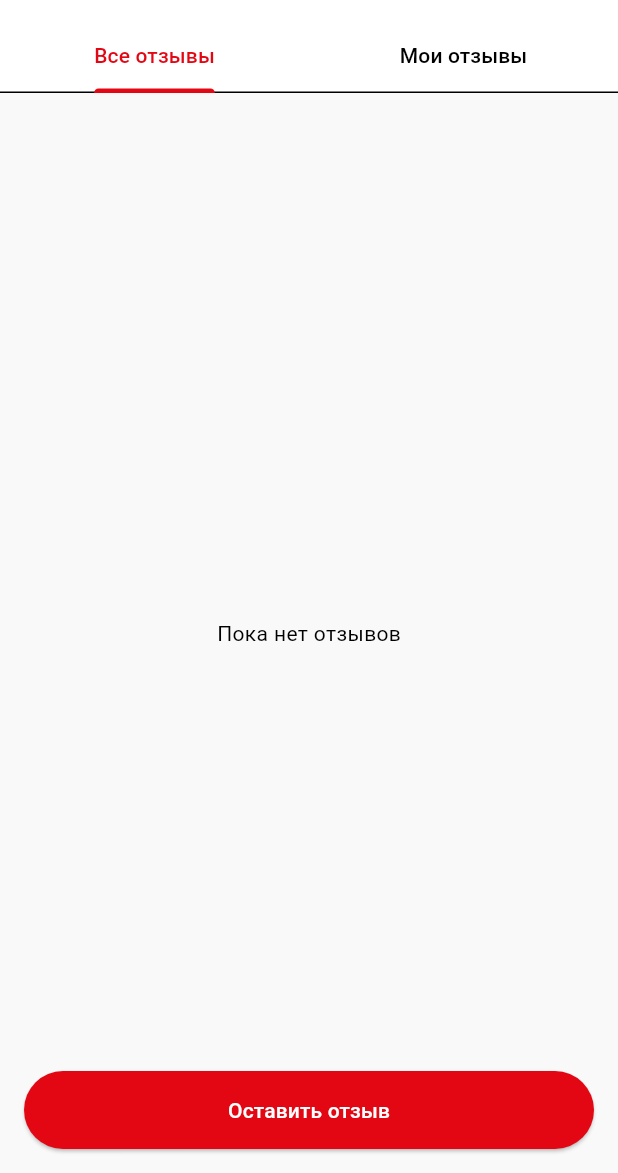
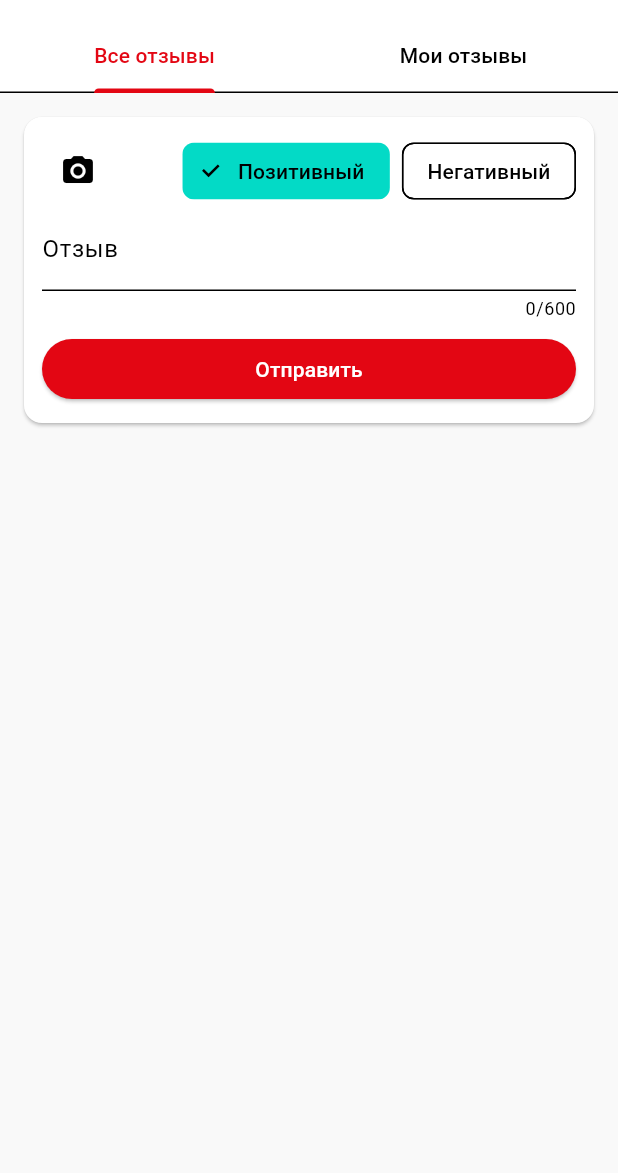
Before and after one commit to pangedza/pangedza_delivery, a Flutter app: the ReviewsScreen screen opened directly, on a phone screen of 412 x 824 dp, the part 63-1236 px from its top. Run offline on Flutter 3.47's test engine with Material 3 defaults, Android fonts, the light colour scheme and no system bars; our stand-ins replace flutter_dotenv, geocoding, google_maps_flutter, image_picker, mask_text_input_formatter, scrollable_positioned_list and 2 more; missing offline and left inert: excel; accounts and stored records are empty.

Commit message:
feat(reviews): redesign screen with Supabase

```diff
--- a/lib/screens/reviews/reviews_screen.dart
+++ b/lib/screens/reviews/reviews_screen.dart
@@ -3,9 +3,11 @@ import '../../widgets/app_drawer.dart';
 import '../../models/review.dart';
 import '../../widgets/reviews/review_card.dart';
 import '../../widgets/reviews/review_form_modal.dart';
+import '../../widgets/reviews/review_form.dart';
 import '../../widgets/reviews/report_review_dialog.dart';
 import '../../services/reviews_service.dart';
 import 'package:supabase_flutter/supabase_flutter.dart';
+import 'dart:typed_data';
 
 class ReviewsScreen extends StatefulWidget {
   const ReviewsScreen({super.key});
@@ -76,27 +78,18 @@ class _ReviewsScreenState extends State<ReviewsScreen>
     });
   }
 
-  void _openForm() {
-    showModalBottomSheet(
-      context: context,
-      isScrollControlled: true,
-      builder: (_) => ReviewFormModal(onSubmit: _addReview),
-    );
-  }
-
-  Future<void> _addReview(Review review) async {
+  Future<void> _addReview(Review review, Uint8List? image) async {
     final userId = Supabase.instance.client.auth.currentUser?.id;
     if (userId != null) {
       // debug print before saving review
       print('Отправляем отзыв: ${review.toMap()}');
-      await ReviewsService().addReview(review, userId);
+      await ReviewsService().addReview(review, userId, photo: image);
       await _loadAll();
       if (_myLoaded) await _loadMy();
       if (mounted) {
         ScaffoldMessenger.of(context)
             .showSnackBar(const SnackBar(content: Text('Спасибо! Отзыв добавлен')));
       }
-      if (mounted) Navigator.pop(context, review);
     } else {
       if (mounted) {
         ScaffoldMessenger.of(context).showSnackBar(
@@ -115,7 +108,7 @@ class _ReviewsScreenState extends State<ReviewsScreen>
           final user = Supabase.instance.client.auth.currentUser;
           if (user != null) {
             print('Отправляем отзыв: ${r.toMap()}');
-            await ReviewsService().addReview(r, user.id);
+            await ReviewsService().addReview(r, user.id, photo: null);
             if (context.mounted) Navigator.pop(context, r);
           } else {
             if (context.mounted) {
@@ -255,15 +248,19 @@ class _ReviewsScreenState extends State<ReviewsScreen>
           children: [
             _loadingAll
                 ? const Center(child: CircularProgressIndicator())
-                : sortedAll.isEmpty
-                    ? const Center(child: Text('Пока нет отзывов'))
-                    : ListView.builder(
-                        itemCount: sortedAll.length,
-                        itemBuilder: (context, i) => ReviewCard(
-                          review: sortedAll[i],
-                          onReport: () => _report(sortedAll[i]),
-                        ),
-                      ),
+                : ListView.builder(
+                    itemCount: sortedAll.length + 1,
+                    itemBuilder: (context, i) {
+                      if (i == 0) {
+                        return ReviewForm(onSubmit: _addReview);
+                      }
+                      final review = sortedAll[i - 1];
+                      return ReviewCard(
+                        review: review,
+                        onReport: () => _report(review),
+                      );
+                    },
+                  ),
             _loadingMy
                 ? const Center(child: CircularProgressIndicator())
                 : sortedMy.isEmpty
@@ -274,22 +271,6 @@ class _ReviewsScreenState extends State<ReviewsScreen>
                       ),
           ],
         ),
-        floatingActionButtonLocation: FloatingActionButtonLocation.centerFloat,
-        floatingActionButton: Padding(
-          padding: const EdgeInsets.symmetric(horizontal: 16),
-          child: SizedBox(
-            width: double.infinity,
-            child: ElevatedButton(
-              style: ElevatedButton.styleFrom(
-                backgroundColor: const Color(0xFFE30613),
-                foregroundColor: Colors.white,
-                padding: const EdgeInsets.symmetric(vertical: 16),
-              ),
-              onPressed: _openForm,
-              child: const Text('Оставить отзыв'),
-            ),
-          ),
-        ),
       ),
     );
   }
--- /dev/null
+++ b/lib/widgets/reviews/review_form.dart
@@ -0,0 +1,116 @@
+import 'dart:typed_data';
+import 'dart:io';
+
+import 'package:flutter/material.dart';
+import 'package:image_picker/image_picker.dart';
+
+import '../../models/review.dart';
+
+class ReviewForm extends StatefulWidget {
+  final void Function(Review review, Uint8List? image) onSubmit;
+  const ReviewForm({super.key, required this.onSubmit});
+
+  @override
+  State<ReviewForm> createState() => _ReviewFormState();
+}
+
+class _ReviewFormState extends State<ReviewForm> {
+  final _controller = TextEditingController();
+  bool _positive = true;
+  final _picker = ImagePicker();
+  XFile? _image;
+
+  @override
+  void dispose() {
+    _controller.dispose();
+    super.dispose();
+  }
+
+  Future<void> _pickImage() async {
+    final res = await _picker.pickImage(source: ImageSource.gallery);
+    if (res != null) setState(() => _image = res);
+  }
+
+  Future<void> _submit() async {
+    final text = _controller.text.trim();
+    if (text.isEmpty) return;
+    final review = Review(
+      id: DateTime.now().millisecondsSinceEpoch.toString(),
+      userName: 'Вы',
+      text: text,
+      rating: _positive ? 5 : 1,
+      createdAt: DateTime.now(),
+      photoUrl: null,
+    );
+    final bytes = _image != null ? await _image!.readAsBytes() : null;
+    widget.onSubmit(review, bytes);
+    setState(() {
+      _controller.clear();
+      _image = null;
+      _positive = true;
+    });
+  }
+
+  @override
+  Widget build(BuildContext context) {
+    return Card(
+      margin: const EdgeInsets.all(16),
+      child: Padding(
+        padding: const EdgeInsets.all(12),
+        child: Column(
+          crossAxisAlignment: CrossAxisAlignment.start,
+          children: [
+            Row(
+              children: [
+                IconButton(
+                  onPressed: _pickImage,
+                  icon: const Icon(Icons.camera_alt),
+                ),
+                if (_image != null)
+                  Padding(
+                    padding: const EdgeInsets.only(left: 8),
+                    child: Image.file(
+                      File(_image!.path),
+                      width: 40,
+                      height: 40,
+                      fit: BoxFit.cover,
+                    ),
+                  ),
+                const Spacer(),
+                ChoiceChip(
+                  label: const Text('Позитивный'),
+                  selected: _positive,
+                  onSelected: (_) => setState(() => _positive = true),
+                ),
+                const SizedBox(width: 8),
+                ChoiceChip(
+                  label: const Text('Негативный'),
+                  selected: !_positive,
+                  onSelected: (_) => setState(() => _positive = false),
+                ),
+              ],
+            ),
+            TextField(
+              controller: _controller,
+              maxLength: 600,
+              maxLines: null,
+              decoration: const InputDecoration(labelText: 'Отзыв'),
+            ),
+            const SizedBox(height: 8),
+            SizedBox(
+              width: double.infinity,
+              child: ElevatedButton(
+                onPressed: _submit,
+                style: ElevatedButton.styleFrom(
+                  backgroundColor: const Color(0xFFE30613),
+                  foregroundColor: Colors.white,
+                ),
+                child: const Text('Отправить'),
+              ),
+            ),
+          ],
+        ),
+      ),
+    );
+  }
+}
--- a/pubspec.yaml
+++ b/pubspec.yaml
@@ -19,6 +19,7 @@ dependencies:
   url_launcher: ^6.2.4
   flutter_dotenv: ^5.1.0
   uuid: ^4.5.1
+  image_picker: ^1.0.7
   supabase_flutter: ^2.9.1
   excel: ^2.0.4
   shared_preferences: ^2.2.2
```
Also changed, not shown: lib/services/reviews_service.dart (+19 -10 lines), lib/widgets/reviews/review_card.dart (+19 -0 lines).
